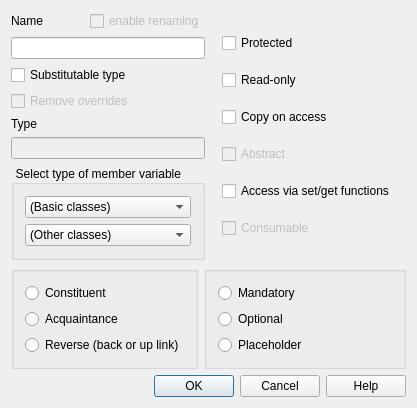
First picture: the form in lavape/src/LavaPE_UI/idd_attrbox.ui, repository berkus/lavape, before the edit.
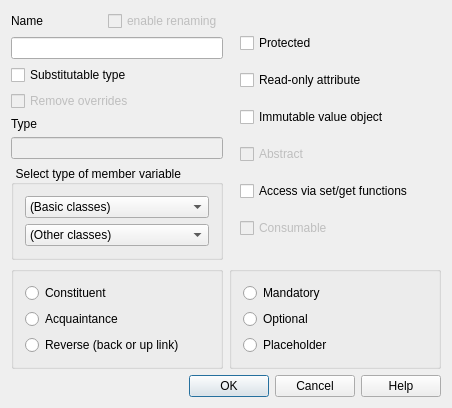
Second picture: the form after the edit.

```diff
--- a/lavape/src/LavaPE_UI/idd_attrbox.ui
+++ b/lavape/src/LavaPE_UI/idd_attrbox.ui
@@ -5,7 +5,7 @@
    <rect>
     <x>0</x>
     <y>0</y>
-    <width>379</width>
+    <width>452</width>
     <height>389</height>
    </rect>
   </property>
@@ -246,7 +246,7 @@
           <enum>Qt::StrongFocus</enum>
          </property>
          <property name="text" >
-          <string>Read-only</string>
+          <string>Read-only attribute</string>
          </property>
         </widget>
        </item>
@@ -256,7 +256,7 @@
           <enum>Qt::StrongFocus</enum>
          </property>
          <property name="text" >
-          <string>Copy on access</string>
+          <string>Immutable value object</string>
          </property>
         </widget>
        </item>
@@ -311,7 +311,7 @@
      <item>
       <widget class="QGroupBox" name="BGroup_KindOfRef" >
        <property name="sizePolicy" >
-        <sizepolicy vsizetype="MinimumExpanding" hsizetype="Preferred" >
+        <sizepolicy vsizetype="MinimumExpanding" hsizetype="MinimumExpanding" >
          <horstretch>0</horstretch>
          <verstretch>0</verstretch>
         </sizepolicy>
@@ -368,7 +368,7 @@
      <item>
       <widget class="QGroupBox" name="BGroup_Mode" >
        <property name="sizePolicy" >
-        <sizepolicy vsizetype="Preferred" hsizetype="MinimumExpanding" >
+        <sizepolicy vsizetype="MinimumExpanding" hsizetype="MinimumExpanding" >
          <horstretch>0</horstretch>
          <verstretch>0</verstretch>
         </sizepolicy>
```
Left out of the diff: 8 changed lines with no effect on the pictures.
